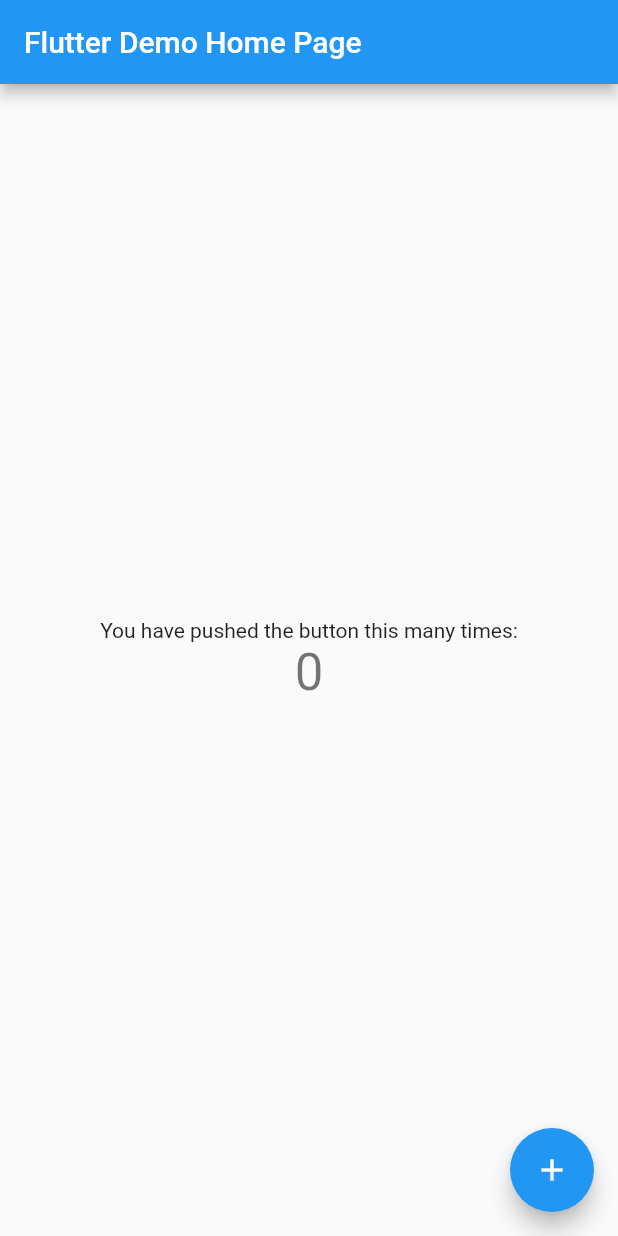
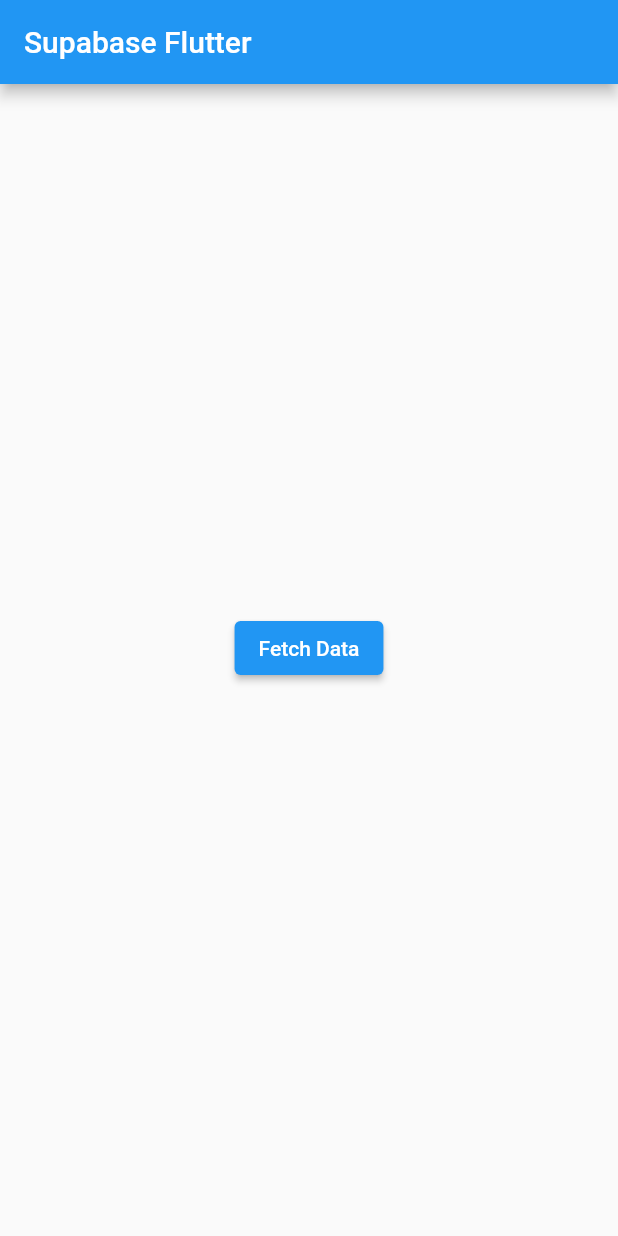
Before and after one commit to kurogoma-flutter/supabase-crud, a Flutter app: the screen it shows after launch, on a phone screen of 412 x 824 dp. Run offline on Flutter 3.47's test engine with Material 2 defaults, Android fonts, the phone set to English and light mode, and no system bars; our stand-ins replace supabase_flutter; accounts and stored records are empty.

Commit message:
supabase初回ビルド

```diff
--- a/lib/main.dart
+++ b/lib/main.dart
@@ -1,6 +1,14 @@
 import 'package:flutter/material.dart';
+import 'package:supabase_flutter/supabase_flutter.dart';
 
-void main() {
+Future<void> main() async {
+  WidgetsFlutterBinding.ensureInitialized();
+
+  await Supabase.initialize(
+    url: 'https://bspacnznobnlkwjcwgtl.supabase.co',
+    anonKey:
+        'eyJhbGciOiJIUzI1NiIsInR5cCI6IkpXVCJ9.eyJpc3MiOiJzdXBhYmFzZSIsInJlZiI6ImJzcGFjbnpub2JubGt3amN3Z3RsIiwicm9sZSI6ImFub24iLCJpYXQiOjE2NzI3NTYwNjgsImV4cCI6MTk4ODMzMjA2OH0.tjcZ8KhCWAr8-bRgCiotZyYBGcCMG1AAN_ZjM8gSuRA',
+  );
   runApp(const MyApp());
 }
 
@@ -13,103 +21,73 @@
     return MaterialApp(
       title: 'Flutter Demo',
       theme: ThemeData(
-        // This is the theme of your application.
-        //
-        // Try running your application with "flutter run". You'll see the
-        // application has a blue toolbar. Then, without quitting the app, try
-        // changing the primarySwatch below to Colors.green and then invoke
-        // "hot reload" (press "r" in the console where you ran "flutter run",
-        // or simply save your changes to "hot reload" in a Flutter IDE).
-        // Notice that the counter didn't reset back to zero; the application
-        // is not restarted.
         primarySwatch: Colors.blue,
       ),
-      home: const MyHomePage(title: 'Flutter Demo Home Page'),
+      home: const MyHomePage(),
     );
   }
 }
 
 class MyHomePage extends StatefulWidget {
-  const MyHomePage({super.key, required this.title});
-
-  // This widget is the home page of your application. It is stateful, meaning
-  // that it has a State object (defined below) that contains fields that affect
-  // how it looks.
-
-  // This class is the configuration for the state. It holds the values (in this
-  // case the title) provided by the parent (in this case the App widget) and
-  // used by the build method of the State. Fields in a Widget subclass are
-  // always marked "final".
-
-  final String title;
+  const MyHomePage({super.key});
 
   @override
   State<MyHomePage> createState() => _MyHomePageState();
 }
 
 class _MyHomePageState extends State<MyHomePage> {
-  int _counter = 0;
+  @override
+  Widget build(BuildContext context) {
+    final supabase = Supabase.instance.client;
 
-  void _incrementCounter() {
-    setState(() {
-      // This call to setState tells the Flutter framework that something has
-      // changed in this State, which causes it to rerun the build method below
-      // so that the display can reflect the updated values. If we changed
-      // _counter without calling setState(), then the build method would not be
-      // called again, and so nothing would appear to happen.
-      _counter++;
-    });
+    return Scaffold(
+      appBar: AppBar(
+        title: const Text('Supabase Flutter'),
+      ),
+      body: SizedBox(
+        width: double.infinity,
+        child: Padding(
+          padding: const EdgeInsets.symmetric(horizontal: 16),
+          child: Column(
+            mainAxisAlignment: MainAxisAlignment.spaceEvenly,
+            children: const [
+              FetchDataButton(),
+            ],
+          ),
+        ),
+      ),
+    );
   }
+}
+
+class FetchDataButton extends StatefulWidget {
+  const FetchDataButton({super.key});
+
+  @override
+  State<FetchDataButton> createState() => _FetchDataButtonState();
+}
+
+class _FetchDataButtonState extends State<FetchDataButton> {
+  // SQL取得結果
+  String fetchResult = '';
 
   @override
   Widget build(BuildContext context) {
-    // This method is rerun every time setState is called, for instance as done
-    // by the _incrementCounter method above.
-    //
-    // The Flutter framework has been optimized to make rerunning build methods
-    // fast, so that you can just rebuild anything that needs updating rather
-    // than having to individually change instances of widgets.
-    return Scaffold(
-      appBar: AppBar(
-        // Here we take the value from the MyHomePage object that was created by
-        // the App.build method, and use it to set our appbar title.
-        title: Text(widget.title),
-      ),
-      body: Center(
-        // Center is a layout widget. It takes a single child and positions it
-        // in the middle of the parent.
-        child: Column(
-          // Column is also a layout widget. It takes a list of children and
-          // arranges them vertically. By default, it sizes itself to fit its
-          // children horizontally, and tries to be as tall as its parent.
-          //
-          // Invoke "debug painting" (press "p" in the console, choose the
-          // "Toggle Debug Paint" action from the Flutter Inspector in Android
-          // Studio, or the "Toggle Debug Paint" command in Visual Studio Code)
-          // to see the wireframe for each widget.
-          //
-          // Column has various properties to control how it sizes itself and
-          // how it positions its children. Here we use mainAxisAlignment to
-          // center the children vertically; the main axis here is the vertical
-          // axis because Columns are vertical (the cross axis would be
-          // horizontal).
-          mainAxisAlignment: MainAxisAlignment.center,
-          children: <Widget>[
-            const Text(
-              'You have pushed the button this many times:',
-            ),
-            Text(
-              '$_counter',
-              style: Theme.of(context).textTheme.headline4,
-            ),
-          ],
+    final supabase = Supabase.instance.client;
+    return Column(
+      children: [
+        ElevatedButton(
+          child: const Text('Fetch Data'),
+          onPressed: () async {
+            // supabaseからデータを取得
+            final response = await supabase.from('todo').select();
+            setState(() {
+              fetchResult = response[0].toString();
+            });
+          },
         ),
-      ),
-      floatingActionButton: FloatingActionButton(
-        onPressed: _incrementCounter,
-        tooltip: 'Increment',
-        child: const Icon(Icons.add),
-      ), // This trailing comma makes auto-formatting nicer for build methods.
+        Text(fetchResult),
+      ],
     );
   }
 }
--- a/pubspec.yaml
+++ b/pubspec.yaml
@@ -36,6 +36,7 @@
   # The following adds the Cupertino Icons font to your application.
   # Use with the CupertinoIcons class for iOS style icons.
   cupertino_icons: ^1.0.2
+  supabase_flutter: ^1.2.2
 
 dev_dependencies:
   flutter_test:
```
Also changed, not shown: pubspec.lock, 14 other files.
